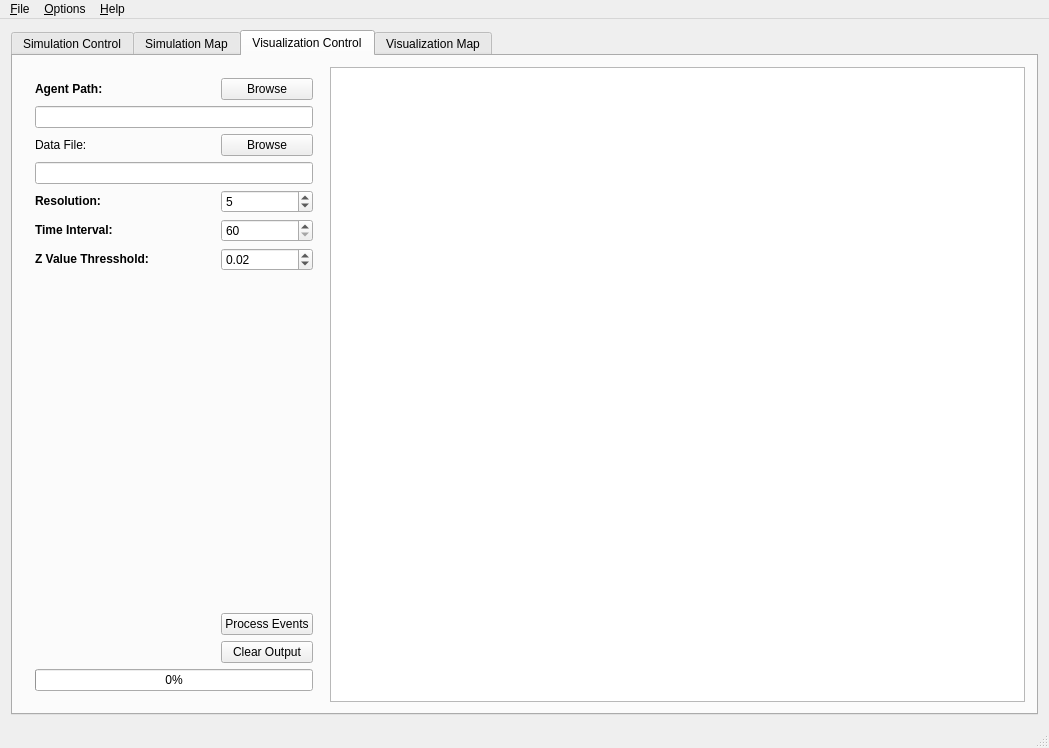
The window that mainwindow.ui (sojoe02/RANA) describes before a commit, drawn with Qt 5.
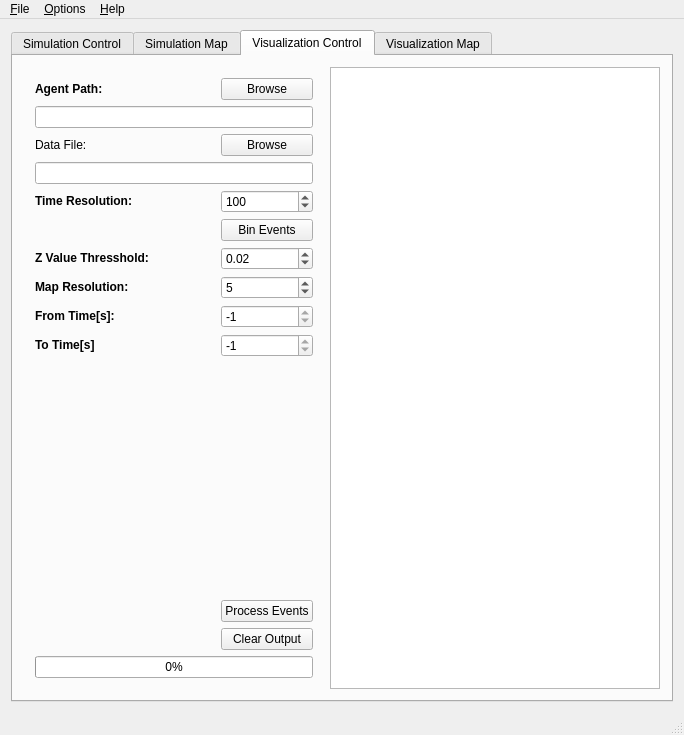
The same window after the commit.

What changed in the file:
```diff
--- a/mainwindow.ui
+++ b/mainwindow.ui
@@ -6,8 +6,8 @@
    <rect>
     <x>0</x>
     <y>0</y>
-    <width>1049</width>
-    <height>748</height>
+    <width>684</width>
+    <height>727</height>
    </rect>
   </property>
   <property name="windowTitle">
@@ -754,7 +754,14 @@
            </size>
           </property>
           <layout class="QGridLayout" name="gridLayout_8">
-           <item row="4" column="2">
+           <item row="2" column="2">
+            <widget class="QPushButton" name="vis_eventBrowsePushButton">
+             <property name="text">
+              <string>Browse</string>
+             </property>
+            </widget>
+           </item>
+           <item row="8" column="2">
             <widget class="QSpinBox" name="vis_resolutionSpinBox">
              <property name="maximum">
               <number>21</number>
@@ -764,14 +771,14 @@
              </property>
             </widget>
            </item>
-           <item row="4" column="0">
+           <item row="8" column="0">
             <widget class="QLabel" name="label_16">
              <property name="text">
-              <string>&lt;html&gt;&lt;head/&gt;&lt;body&gt;&lt;p&gt;&lt;span style=&quot; font-weight:600;&quot;&gt;Resolution:&lt;/span&gt;&lt;/p&gt;&lt;/body&gt;&lt;/html&gt;</string>
+              <string>&lt;html&gt;&lt;head/&gt;&lt;body&gt;&lt;p&gt;&lt;span style=&quot; font-weight:600;&quot;&gt;Map Resolution:&lt;/span&gt;&lt;/p&gt;&lt;/body&gt;&lt;/html&gt;</string>
              </property>
             </widget>
            </item>
-           <item row="10" column="0" colspan="3">
+           <item row="16" column="0" colspan="3">
             <widget class="QProgressBar" name="vis_progressBar">
              <property name="sizePolicy">
               <sizepolicy hsizetype="MinimumExpanding" vsizetype="Fixed">
@@ -796,7 +803,14 @@
              </property>
             </widget>
            </item>
-           <item row="8" column="2">
+           <item row="10" column="0">
+            <widget class="QLabel" name="vis_toTimeLabel">
+             <property name="text">
+              <string>&lt;b&gt;To Time[s]</string>
+             </property>
+            </widget>
+           </item>
+           <item row="14" column="2">
             <widget class="QPushButton" name="vis_processEventsPushButton">
              <property name="text">
               <string>Process Events</string>
@@ -813,13 +827,6 @@
              </property>
             </widget>
            </item>
-           <item row="6" column="0">
-            <widget class="QLabel" name="label_25">
-             <property name="text">
-              <string>&lt;html&gt;&lt;head/&gt;&lt;body&gt;&lt;p&gt;&lt;span style=&quot; font-weight:600;&quot;&gt;Z Value Thresshold:&lt;/span&gt;&lt;/p&gt;&lt;/body&gt;&lt;/html&gt;</string>
-             </property>
-            </widget>
-           </item>
            <item row="0" column="2">
             <widget class="QPushButton" name="vis_agentPathPushButton">
              <property name="text">
@@ -827,23 +834,73 @@
              </property>
             </widget>
            </item>
-           <item row="2" column="2">
-            <widget class="QPushButton" name="vis_eventBrowsePushButton">
-             <property name="text">
-              <string>Browse</string>
-             </property>
-            </widget>
-           </item>
-           <item row="0" column="0">
-            <widget class="QLabel" name="label_24">
-             <property name="text">
-              <string>&lt;html&gt;&lt;head/&gt;&lt;body&gt;&lt;p&gt;&lt;span style=&quot; font-weight:600;&quot;&gt;Agent Path:&lt;/span&gt;&lt;/p&gt;&lt;/body&gt;&lt;/html&gt;</string>
-             </property>
-            </widget>
-           </item>
            <item row="3" column="0" colspan="3">
             <widget class="QLineEdit" name="vis_eventPathLineEdit"/>
            </item>
+           <item row="0" column="0">
+            <widget class="QLabel" name="label_24">
+             <property name="text">
+              <string>&lt;html&gt;&lt;head/&gt;&lt;body&gt;&lt;p&gt;&lt;span style=&quot; font-weight:600;&quot;&gt;Agent Path:&lt;/span&gt;&lt;/p&gt;&lt;/body&gt;&lt;/html&gt;</string>
+             </property>
+            </widget>
+           </item>
+           <item row="9" column="2">
+            <widget class="QSpinBox" name="vis_fromTimeSpinBox">
+             <property name="minimum">
+              <number>-1</number>
+             </property>
+             <property name="maximum">
+              <number>-1</number>
+             </property>
+             <property name="singleStep">
+              <number>60</number>
+             </property>
+            </widget>
+           </item>
+           <item row="15" column="2">
+            <widget class="QPushButton" name="vis_clearOutputPushButton">
+             <property name="text">
+              <string>Clear Output</string>
+             </property>
+            </widget>
+           </item>
+           <item row="9" column="0">
+            <widget class="QLabel" name="label_17">
+             <property name="text">
+              <string>&lt;html&gt;&lt;head/&gt;&lt;body&gt;&lt;p&gt;&lt;span style=&quot; font-weight:600;&quot;&gt;From Time[s]:&lt;/span&gt;&lt;/p&gt;&lt;/body&gt;&lt;/html&gt;</string>
+             </property>
+            </widget>
+           </item>
+           <item row="2" column="0">
+            <widget class="QLabel" name="label_4">
+             <property name="text">
+              <string>&lt;b&gt;Data File:</string>
+             </property>
+            </widget>
+           </item>
+           <item row="13" column="1">
+            <spacer name="verticalSpacer_3">
+             <property name="orientation">
+              <enum>Qt::Vertical</enum>
+             </property>
+             <property name="sizeHint" stdset="0">
+              <size>
+               <width>20</width>
+               <height>40</height>
+              </size>
+             </property>
+            </spacer>
+           </item>
+           <item row="10" column="2">
+            <widget class="QSpinBox" name="vis_toTimeSpinBox">
+             <property name="maximum">
+              <number>-1</number>
+             </property>
+             <property name="singleStep">
+              <number>60</number>
+             </property>
+            </widget>
+           </item>
            <item row="6" column="2">
             <widget class="QDoubleSpinBox" name="vis_zThressholdDoubleSpinBox">
              <property name="maximum">
@@ -857,53 +914,40 @@
              </property>
             </widget>
            </item>
+           <item row="4" column="0">
+            <widget class="QLabel" name="label_29">
+             <property name="text">
+              <string>&lt;b&gt;Time Resolution:</string>
+             </property>
+            </widget>
+           </item>
+           <item row="6" column="0">
+            <widget class="QLabel" name="label_25">
+             <property name="text">
+              <string>&lt;html&gt;&lt;head/&gt;&lt;body&gt;&lt;p&gt;&lt;span style=&quot; font-weight:600;&quot;&gt;Z Value Thresshold:&lt;/span&gt;&lt;/p&gt;&lt;/body&gt;&lt;/html&gt;</string>
+             </property>
+            </widget>
+           </item>
+           <item row="4" column="2">
+            <widget class="QSpinBox" name="vis_timeResolutionSpinBox">
+             <property name="maximum">
+              <number>10000</number>
+             </property>
+             <property name="singleStep">
+              <number>10</number>
+             </property>
+             <property name="value">
+              <number>100</number>
+             </property>
+            </widget>
+           </item>
            <item row="5" column="2">
-            <widget class="QSpinBox" name="vis_timeIntervalSpinBox">
-             <property name="minimum">
-              <number>60</number>
-             </property>
-             <property name="maximum">
-              <number>3600</number>
-             </property>
-             <property name="singleStep">
-              <number>30</number>
-             </property>
-            </widget>
-           </item>
-           <item row="5" column="0">
-            <widget class="QLabel" name="label_17">
+            <widget class="QPushButton" name="binEventsPushButton">
              <property name="text">
-              <string>&lt;html&gt;&lt;head/&gt;&lt;body&gt;&lt;p&gt;&lt;span style=&quot; font-weight:600;&quot;&gt;Time Interval:&lt;/span&gt;&lt;/p&gt;&lt;/body&gt;&lt;/html&gt;</string>
+              <string>Bin Events</string>
              </property>
             </widget>
            </item>
-           <item row="9" column="2">
-            <widget class="QPushButton" name="vis_clearOutputPushButton">
-             <property name="text">
-              <string>Clear Output</string>
-             </property>
-            </widget>
-           </item>
-           <item row="2" column="0">
-            <widget class="QLabel" name="label_4">
-             <property name="text">
-              <string>&lt;b&gt;Data File:</string>
-             </property>
-            </widget>
-           </item>
-           <item row="7" column="1">
-            <spacer name="verticalSpacer_3">
-             <property name="orientation">
-              <enum>Qt::Vertical</enum>
-             </property>
-             <property name="sizeHint" stdset="0">
-              <size>
-               <width>20</width>
-               <height>40</height>
-              </size>
-             </property>
-            </spacer>
-           </item>
           </layout>
          </widget>
         </item>
@@ -1028,7 +1072,7 @@
     <rect>
      <x>0</x>
      <y>0</y>
-     <width>1049</width>
+     <width>684</width>
      <height>19</height>
     </rect>
    </property>
```
